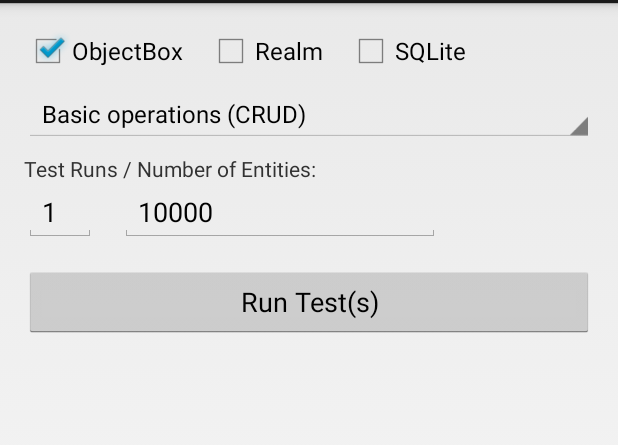
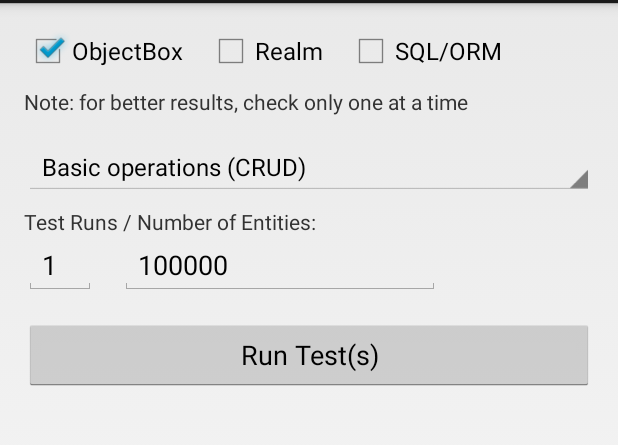
Before and after one commit to objectbox/objectbox-performance, an Android app: the screen it shows after launch (MainActivity), on a phone screen of 412 x 824 dp, the part 69-514 px from its top. Run offline under Robolectric (Android 15) with nearby library versions, the phone set to English and light mode, and no system bars.

Commit message:
Clarifying text in the UI

```diff
--- a/app/src/main/res/layout/activity_main.xml
+++ b/app/src/main/res/layout/activity_main.xml
@@ -41,8 +41,17 @@
         android:layout_marginLeft="16dp"
         android:layout_toEndOf="@+id/checkBoxRealm"
         android:layout_toRightOf="@+id/checkBoxRealm"
-        android:text="SQLite"/>
+        android:text="SQL/ORM"/>
 
+    <TextView
+        android:id="@+id/textViewNote"
+        android:layout_width="wrap_content"
+        android:layout_height="wrap_content"
+        android:layout_alignParentLeft="true"
+        android:layout_alignParentStart="true"
+        android:layout_below="@+id/checkBoxSQLite"
+        android:layout_marginTop="8dp"
+        android:text="Note: for better results, check only one at a time"/>
 
     <Spinner
         android:id="@+id/spinnerTestType"
@@ -50,8 +59,8 @@
         android:layout_height="wrap_content"
         android:layout_alignParentLeft="true"
         android:layout_alignParentStart="true"
-        android:layout_below="@+id/checkBoxObjectBox"
-        android:layout_marginTop="8dp"/>
+        android:layout_below="@+id/textViewNote"
+        android:layout_marginTop="16dp"/>
 
 
     <TextView
@@ -88,7 +97,7 @@
         android:layout_toRightOf="@+id/editTextRuns"
         android:ems="10"
         android:inputType="number"
-        android:text="10000"/>
+        android:text="100000"/>
 
     <Button
         android:id="@+id/buttonRunTest"
```
